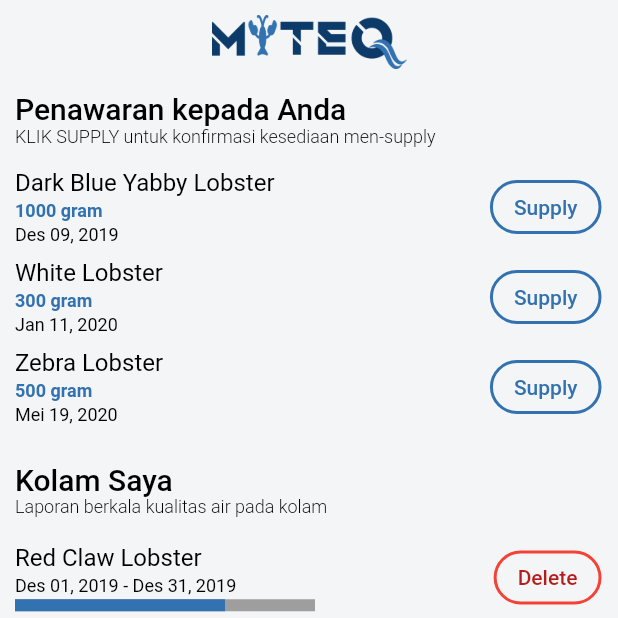
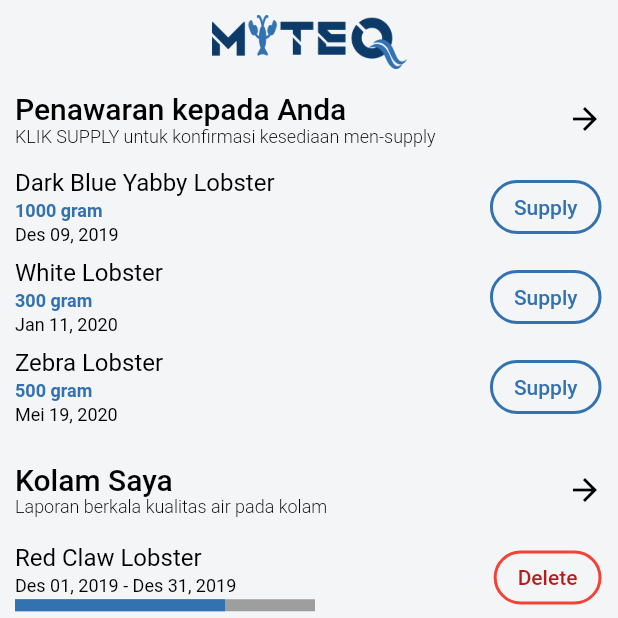
Before and after one commit to RohmadRifai/miteq, a Flutter app: the screen it shows after launch, on a phone screen of 412 x 824 dp, the top half of it. Run offline on Flutter 3.47's test engine with Material 2 defaults, Android fonts, the phone set to English and light mode, and no system bars.

Commit message:
[BUGFIX] fix some bugs

```diff
--- a/lib/widgets/kolam.dart
+++ b/lib/widgets/kolam.dart
@@ -12,6 +12,7 @@ class ListKolam extends StatefulWidget {
 class _ListKolamState extends State<ListKolam> {
   @override
   Widget build(BuildContext context) {
+    final width = MediaQuery.of(context).size.width;
     return Padding(
       padding: const EdgeInsets.only(left: 10.0, right: 10, top: 20),
       child: Column(
@@ -40,10 +41,8 @@ class _ListKolamState extends State<ListKolam> {
                   ),
                 ],
               ),
-              LayoutBuilder(
-                builder: (context, constraints) {
-                  if (constraints.maxWidth <= 550) {
-                    return GestureDetector(
+              if (width <= 670)
+                GestureDetector(
                   onTap: () => Navigator.push(
                       context,
                       MaterialPageRoute(
@@ -54,11 +53,6 @@ class _ListKolamState extends State<ListKolam> {
                     Icons.arrow_forward,
                     color: Colors.black,
                   ),
-                    );
-                  } else {
-                    return const SizedBox();
-                  }
-                },
                 )
             ],
           ),
--- a/lib/widgets/penawaran.dart
+++ b/lib/widgets/penawaran.dart
@@ -11,6 +11,7 @@ class PenawaranSupply extends StatefulWidget {
 class _PenawaranSupplyState extends State<PenawaranSupply> {
   @override
   Widget build(BuildContext context) {
+    final width = MediaQuery.of(context).size.width;
     return Padding(
       padding: const EdgeInsets.symmetric(horizontal: 10),
       child: Column(
@@ -39,10 +40,8 @@ class _PenawaranSupplyState extends State<PenawaranSupply> {
                   ),
                 ],
               ),
-              LayoutBuilder(
-                builder: (context, constraints) {
-                  if (constraints.maxWidth <= 550) {
-                    return GestureDetector(
+              if (width <= 660)
+                GestureDetector(
                   onTap: () => Navigator.push(
                     context,
                     MaterialPageRoute(
@@ -54,11 +53,6 @@ class _PenawaranSupplyState extends State<PenawaranSupply> {
                     Icons.arrow_forward,
                     color: Colors.black,
                   ),
-                    );
-                  } else {
-                    return const SizedBox();
-                  }
-                },
                 )
             ],
           ),
--- a/lib/widgets/semua_miteq.dart
+++ b/lib/widgets/semua_miteq.dart
@@ -71,7 +71,8 @@ class _SemuaMiteqState extends State<SemuaMiteq> {
                 ),
               ),
             ),
-            Container(
+            Flexible(
+              child: Container(
                   width: 200,
                   height: 160,
                   padding: const EdgeInsets.symmetric(vertical: 10),
@@ -157,7 +158,8 @@ class _SemuaMiteqState extends State<SemuaMiteq> {
                         ],
                       ),
                     ],
-                ))
+                  )),
+            )
           ],
         ),
       ),
```
Also changed, not shown: lib/ui/komoditas_screen.dart (+11 -18 lines), lib/ui/miteq_screen.dart (+6 -11 lines), lib/widgets/semua_komoditas.dart (+8 -12 lines). Lines whose indentation alone changed are shown as unchanged.
